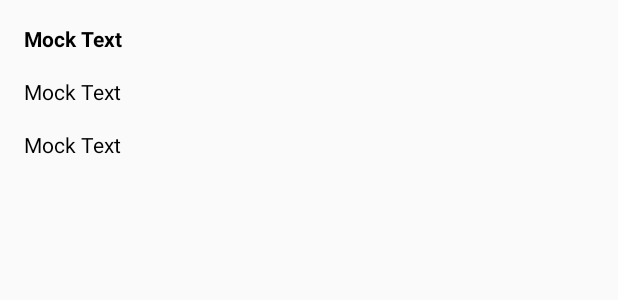
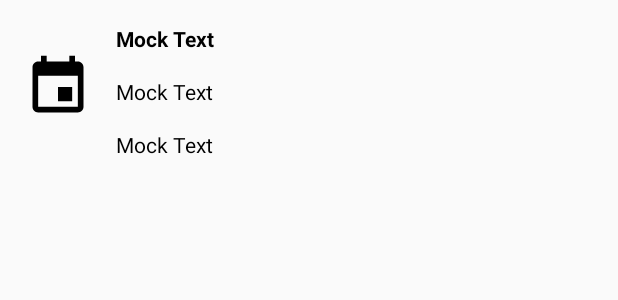
Before and after one commit to LuisGH1234/android_movienight20182, an Android app: the layout event_item.xml on its own in the app's theme, with its tools: preview values and no code run, on a phone screen of 412 x 824 dp. Shown: the top 300 px of the screen. Run offline under Robolectric (Android 15) with nearby library versions, the phone set to English and light mode, and no system bars.

Commit message:
event icon added and event date adapter modified

```diff
--- a/MovieNight/app/src/main/java/pe/edu/upc/movienight/viewControllers/adapters/EventsAdapter.kt
+++ b/MovieNight/app/src/main/java/pe/edu/upc/movienight/viewControllers/adapters/EventsAdapter.kt
@@ -36,7 +36,7 @@ class EventsAdapter(var events:ArrayList<Event>, val context: Context):RecyclerV
 
         fun updateFrom(event:Event){
             nameTextView.text = event.name
-            dateTextView.text = event.date
+            dateTextView.text = event.date!!.removeRange(10,event.date!!.length)
             locationTextView.text = event.location
             eventLayout.setOnClickListener { view ->
                 val context = view.context
--- /dev/null
+++ b/MovieNight/app/src/main/res/drawable/ic_event_note_black_45dp.xml
@@ -0,0 +1,4 @@
+<vector android:height="45dp" android:viewportHeight="24.0"
+    android:viewportWidth="24.0" android:width="45dp" xmlns:android="http://schemas.android.com/apk/res/android">
+    <path android:fillColor="#FF000000" android:pathData="M17,10L7,10v2h10v-2zM19,3h-1L18,1h-2v2L8,3L8,1L6,1v2L5,3c-1.11,0 -1.99,0.9 -1.99,2L3,19c0,1.1 0.89,2 2,2h14c1.1,0 2,-0.9 2,-2L21,5c0,-1.1 -0.9,-2 -2,-2zM19,19L5,19L5,8h14v11zM14,14L7,14v2h7v-2z"/>
+</vector>
--- a/MovieNight/app/src/main/res/layout/event_item.xml
+++ b/MovieNight/app/src/main/res/layout/event_item.xml
@@ -5,31 +5,40 @@
     android:layout_width="match_parent"
     android:layout_height="wrap_content">
 
+    <ImageView
+        android:id="@+id/iconEventImageView"
+        android:layout_width="wrap_content"
+        android:layout_height="wrap_content"
+        app:layout_constraintTop_toBottomOf="@id/nameTextView"
+        app:layout_constraintStart_toStartOf="parent"
+        android:layout_marginStart="@dimen/default_margin"
+        android:layout_marginEnd="@dimen/default_margin"
+        android:src="@drawable/ic_event_black_45dp"/>
     <TextView
         android:id="@+id/nameTextView"
-        android:layout_width="match_parent"
+        android:layout_width="0dp"
         android:layout_height="wrap_content"
         app:layout_constraintTop_toTopOf="parent"
-        app:layout_constraintStart_toStartOf="parent"
+    app:layout_constraintStart_toEndOf="@id/iconEventImageView"
         app:layout_constraintEnd_toEndOf="parent"
         android:textStyle="bold"
         android:layout_margin="@dimen/default_margin"
         android:text="@string/mock_text"/>
     <TextView
         android:id="@+id/dateTextView"
-        android:layout_width="match_parent"
+        android:layout_width="0dp"
         android:layout_height="wrap_content"
         app:layout_constraintTop_toBottomOf="@id/nameTextView"
-        app:layout_constraintStart_toStartOf="parent"
+        app:layout_constraintStart_toEndOf="@id/iconEventImageView"
         app:layout_constraintEnd_toEndOf="parent"
         android:layout_margin="@dimen/default_margin"
         android:text="@string/mock_text"/>
     <TextView
         android:id="@+id/locationTextView"
-        android:layout_width="match_parent"
+        android:layout_width="0dp"
         android:layout_height="wrap_content"
         app:layout_constraintTop_toBottomOf="@id/dateTextView"
-        app:layout_constraintStart_toStartOf="parent"
+        app:layout_constraintStart_toEndOf="@id/iconEventImageView"
         app:layout_constraintEnd_toEndOf="parent"
         android:layout_margin="@dimen/default_margin"
         android:text="@string/mock_text"/>
```
